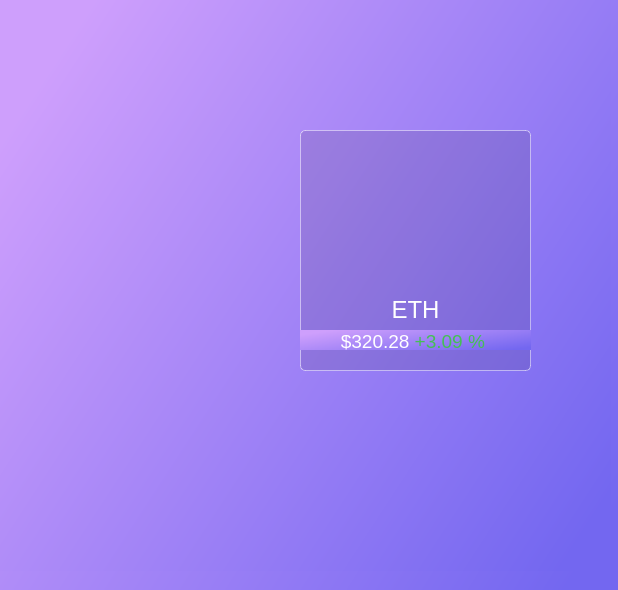
captainswain/CryptoView, file CryptoView/cryptoview.ui: the form before one commit.
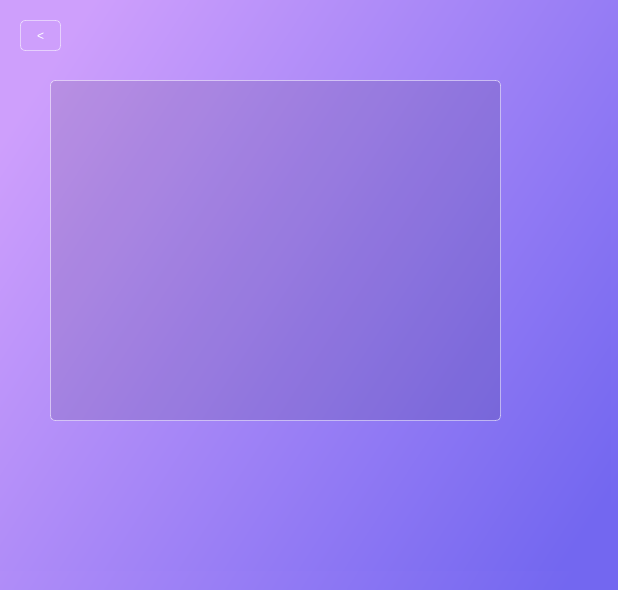
The form after the commit. The open tabs and pages were chosen to show the change. Icons and pictures are not drawn.

Commit message: Implemented go back button

Patch:
```diff
--- a/CryptoView/cryptoview.ui
+++ b/CryptoView/cryptoview.ui
@@ -446,10 +446,10 @@
      <widget class="QGroupBox" name="crytoBox_5">
       <property name="geometry">
        <rect>
-        <x>300</x>
-        <y>130</y>
-        <width>231</width>
-        <height>241</height>
+        <x>50</x>
+        <y>80</y>
+        <width>451</width>
+        <height>341</height>
        </rect>
       </property>
       <property name="styleSheet">
@@ -464,77 +464,37 @@
       <property name="title">
        <string/>
       </property>
-      <widget class="QLabel" name="label_9">
-       <property name="geometry">
-        <rect>
-         <x>0</x>
-         <y>160</y>
-         <width>231</width>
-         <height>41</height>
-        </rect>
-       </property>
-       <property name="font">
-        <font>
-         <family>Helvetica Neue</family>
-         <pointsize>14</pointsize>
-        </font>
-       </property>
-       <property name="autoFillBackground">
-        <bool>false</bool>
-       </property>
-       <property name="styleSheet">
-        <string notr="true">background-color:rgba(0, 0, 0, 0);</string>
-       </property>
-       <property name="text">
-        <string>&lt;!DOCTYPE HTML PUBLIC &quot;-//W3C//DTD HTML 4.0//EN&quot; &quot;http://www.w3.org/TR/REC-html40/strict.dtd&quot;&gt;
-&lt;html&gt;&lt;head&gt;&lt;meta name=&quot;qrichtext&quot; content=&quot;1&quot; /&gt;&lt;style type=&quot;text/css&quot;&gt;
-p, li { white-space: pre-wrap; }
-&lt;/style&gt;&lt;/head&gt;&lt;body style=&quot; font-family:'Helvetica Neue'; font-size:14pt; font-weight:400; font-style:normal;&quot;&gt;
-&lt;p align=&quot;center&quot; style=&quot; margin-top:0px; margin-bottom:0px; margin-left:0px; margin-right:0px; -qt-block-indent:0; text-indent:0px;&quot;&gt;&lt;span style=&quot; font-family:'Helvetica Neue,Helvetica,Arial,sans-serif'; font-size:24px; font-weight:496; color:#ffffff;&quot;&gt;ETH&lt;/span&gt;&lt;/p&gt;&lt;/body&gt;&lt;/html&gt;</string>
-       </property>
-      </widget>
-      <widget class="QLabel" name="label_10">
-       <property name="geometry">
-        <rect>
-         <x>0</x>
-         <y>20</y>
-         <width>231</width>
-         <height>131</height>
-        </rect>
-       </property>
-       <property name="styleSheet">
-        <string notr="true">background-color:rgba(0, 0, 0, 0);</string>
-       </property>
-       <property name="text">
-        <string/>
-       </property>
-       <property name="pixmap">
-        <pixmap resource="resources.qrc">:/resources/white-logos/eth.png</pixmap>
-       </property>
-       <property name="scaledContents">
-        <bool>false</bool>
-       </property>
-       <property name="alignment">
-        <set>Qt::AlignCenter</set>
-       </property>
-      </widget>
-      <widget class="QLabel" name="label_15">
-       <property name="geometry">
-        <rect>
-         <x>0</x>
-         <y>200</y>
-         <width>231</width>
-         <height>20</height>
-        </rect>
-       </property>
-       <property name="styleSheet">
-        <string notr="true">background: rbga(0,0,0,0)</string>
-       </property>
-       <property name="text">
-        <string>&lt;html&gt;&lt;head/&gt;&lt;body&gt;&lt;p align=&quot;center&quot;&gt;&lt;span style=&quot; font-size:14pt; color:#ffffff;&quot;&gt;$320.28&lt;span style=&quot;color: #45BF55
-&quot;&gt; +3.09 % &lt;/span&gt;&lt;/span&gt;&lt;/p&gt;&lt;/body&gt;&lt;/html&gt;</string>
-       </property>
-      </widget>
+     </widget>
+     <widget class="QPushButton" name="goBackBtn">
+      <property name="geometry">
+       <rect>
+        <x>20</x>
+        <y>20</y>
+        <width>41</width>
+        <height>31</height>
+       </rect>
+      </property>
+      <property name="styleSheet">
+       <string notr="true">#goBackBtn{
+background:rgba(0,0,0,0);
+border-width: 1px;
+border-style: solid;
+border-color: rgba(255,255,255,0.5);
+color: white;
+border-radius: 5px
+}
+#goBackBtn:hover{
+background:rgba(255,255,255,0.2);
+border-width: 1px;
+border-style: solid;
+border-color: rgba(255,255,255,0.5);
+color: white;
+border-radius: 5px
+}</string>
+      </property>
+      <property name="text">
+       <string>&lt;</string>
+      </property>
      </widget>
     </widget>
    </widget>
```
Left out of the diff: 4 changed lines with no effect on the pictures. The commit also changes 2 other files.
